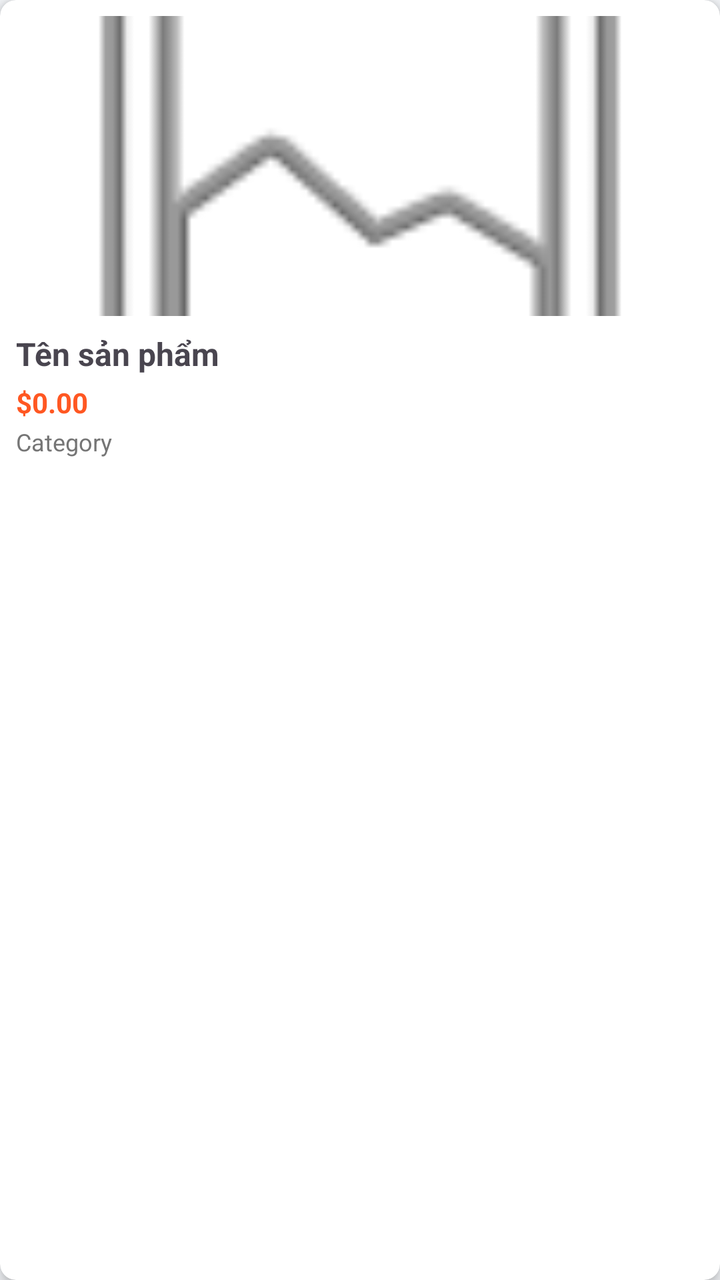
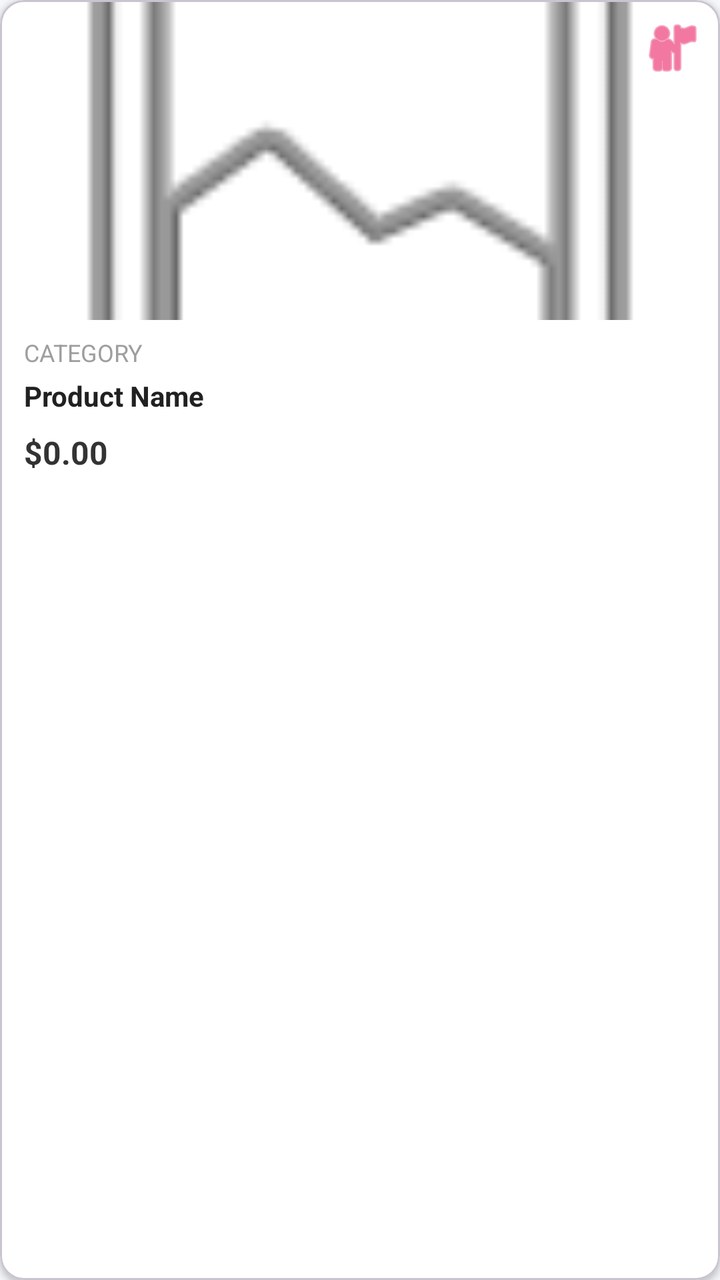

Screens rendered from an Android XML layout before and after an edit, with the pre-edit source and the edit as a unified diff.
<!-- AndroidManifest.xml: application theme Theme.TirTirMCommerce -->
<!-- res/layout/item_product.xml -->
<?xml version="1.0" encoding="utf-8"?>
<androidx.cardview.widget.CardView xmlns:android="http://schemas.android.com/apk/res/android"
    xmlns:app="http://schemas.android.com/apk/res-auto"
    android:layout_width="match_parent"
    android:layout_height="wrap_content"
    android:layout_margin="8dp"
    app:cardCornerRadius="8dp"
    app:cardElevation="4dp">

    <LinearLayout
        android:layout_width="match_parent"
        android:layout_height="wrap_content"
        android:orientation="vertical"
        android:padding="8dp">

        <ImageView
            android:id="@+id/imgProduct"
            android:layout_width="match_parent"
            android:layout_height="150dp"
            android:scaleType="centerCrop"
            android:src="@android:drawable/ic_menu_gallery" />

        <TextView
            android:id="@+id/tvProductName"
            android:layout_width="match_parent"
            android:layout_height="wrap_content"
            android:layout_marginTop="8dp"
            android:ellipsize="end"
            android:maxLines="2"
            android:text="Tên sản phẩm"
            android:textSize="16sp"
            android:textStyle="bold" />

        <TextView
            android:id="@+id/tvProductPrice"
            android:layout_width="match_parent"
            android:layout_height="wrap_content"
            android:layout_marginTop="4dp"
            android:text="$0.00"
            android:textColor="#FF5722"
            android:textSize="14sp"
            android:textStyle="bold" />

        <TextView
            android:id="@+id/tvProductCategory"
            android:layout_width="match_parent"
            android:layout_height="wrap_content"
            android:layout_marginTop="2dp"
            android:text="Category"
            android:textColor="#757575"
            android:textSize="12sp" />

    </LinearLayout>
</androidx.cardview.widget.CardView>
<!-- resources referenced by this layout -->
<resources>
  <style name="Theme.TirTirMCommerce" parent="Base.Theme.TirTirMCommerce" />
  <style name="Base.Theme.TirTirMCommerce" parent="Theme.Material3.DayNight.NoActionBar">
          <item name="colorPrimary">@color/tirtir_red_primary</item>
          <item name="colorPrimaryDark">@color/tirtir_red_dark</item>
          <item name="colorAccent">@color/tirtir_red_primary</item>
          <item name="colorOnPrimary">@color/tirtir_milk_white</item>
          <item name="android:windowBackground">@color/tirtir_bg_gray</item>
      </style>
  <color name="tirtir_red_primary">#D32027</color>
  <color name="tirtir_red_dark">#A8181E</color>
  <color name="tirtir_milk_white">#FFFFFF</color>
  <color name="tirtir_bg_gray">#F5F7FA</color>
</resources>

<!-- the commit's change to res/layout/item_product.xml (unified diff, before → after) -->
@@ -1,54 +1,82 @@
 <?xml version="1.0" encoding="utf-8"?>
-<androidx.cardview.widget.CardView xmlns:android="http://schemas.android.com/apk/res/android"
+<com.google.android.material.card.MaterialCardView xmlns:android="http://schemas.android.com/apk/res/android"
     xmlns:app="http://schemas.android.com/apk/res-auto"
     android:layout_width="match_parent"
     android:layout_height="wrap_content"
     android:layout_margin="8dp"
-    app:cardCornerRadius="8dp"
-    app:cardElevation="4dp">
+    app:cardCornerRadius="12dp"
+    app:cardElevation="2dp"
+    app:cardBackgroundColor="@android:color/white">
 
-    <LinearLayout
+    <androidx.constraintlayout.widget.ConstraintLayout
         android:layout_width="match_parent"
         android:layout_height="wrap_content"
-        android:orientation="vertical"
-        android:padding="8dp">
+        android:paddingBottom="12dp">
 
         <ImageView
-            android:id="@+id/imgProduct"
-            android:layout_width="match_parent"
-            android:layout_height="150dp"
+            android:id="@+id/ivProductImage"
+            android:layout_width="0dp"
+            android:layout_height="160dp"
             android:scaleType="centerCrop"
-            android:src="@android:drawable/ic_menu_gallery" />
+            android:src="@android:drawable/ic_menu_gallery"
+            app:layout_constraintTop_toTopOf="parent"
+            app:layout_constraintStart_toStartOf="parent"
+            app:layout_constraintEnd_toEndOf="parent" />
+
+        <ImageButton
+            android:id="@+id/btnWishlistSmall"
+            android:layout_width="32dp"
+            android:layout_height="32dp"
+            android:layout_marginTop="8dp"
+            android:layout_marginEnd="8dp"
+            android:background="?attr/selectableItemBackgroundBorderless"
+            android:src="@android:drawable/ic_menu_myplaces"
+            app:tint="#E91E63"
+            app:layout_constraintTop_toTopOf="parent"
+            app:layout_constraintEnd_toEndOf="parent" />
+
+        <TextView
+            android:id="@+id/tvProductCategory"
+            android:layout_width="wrap_content"
+            android:layout_height="wrap_content"
+            android:layout_marginStart="12dp"
+            android:layout_marginTop="8dp"
+            android:text="Category"
+            android:textColor="#9E9E9E"
+            android:textSize="12sp"
+            android:textAllCaps="true"
+            app:layout_constraintTop_toBottomOf="@id/ivProductImage"
+            app:layout_constraintStart_toStartOf="parent" />
 
         <TextView
             android:id="@+id/tvProductName"
-            android:layout_width="match_parent"
+            android:layout_width="0dp"
             android:layout_height="wrap_content"
-            android:layout_marginTop="8dp"
+            android:layout_marginStart="12dp"
+            android:layout_marginEnd="12dp"
+            android:layout_marginTop="4dp"
             android:ellipsize="end"
             android:maxLines="2"
-            android:text="Tên sản phẩm"
-            android:textSize="16sp"
-            android:textStyle="bold" />
+            android:text="Product Name"
+            android:textColor="#212121"
+            android:textSize="14sp"
+            android:textStyle="bold"
+            app:layout_constraintTop_toBottomOf="@id/tvProductCategory"
+            app:layout_constraintStart_toStartOf="parent"
+            app:layout_constraintEnd_toEndOf="parent" />
 
         <TextView
             android:id="@+id/tvProductPrice"
-            android:layout_width="match_parent"
+            android:layout_width="wrap_content"
             android:layout_height="wrap_content"
-            android:layout_marginTop="4dp"
+            android:layout_marginStart="12dp"
+            android:layout_marginTop="8dp"
             android:text="$0.00"
-            android:textColor="#FF5722"
-            android:textSize="14sp"
-            android:textStyle="bold" />
+            android:textColor="#333333"
+            android:textSize="16sp"
+            android:textStyle="bold"
+            app:layout_constraintTop_toBottomOf="@id/tvProductName"
+            app:layout_constraintStart_toStartOf="parent" />
 
-        <TextView
-            android:id="@+id/tvProductCategory"
-            android:layout_width="match_parent"
-            android:layout_height="wrap_content"
-            android:layout_marginTop="2dp"
-            android:text="Category"
-            android:textColor="#757575"
-            android:textSize="12sp" />
-
-    </LinearLayout>
-</androidx.cardview.widget.CardView>
+    </androidx.constraintlayout.widget.ConstraintLayout>
+</com.google.android.material.card.MaterialCardView>
<!-- resource entries referenced after the edit -->
@@ -2,15 +2,17 @@
 <resources>
   <style name="Theme.TirTirMCommerce" parent="Base.Theme.TirTirMCommerce" />
   <style name="Base.Theme.TirTirMCommerce" parent="Theme.Material3.DayNight.NoActionBar">
-          <item name="colorPrimary">@color/tirtir_red_primary</item>
-          <item name="colorPrimaryDark">@color/tirtir_red_dark</item>
-          <item name="colorAccent">@color/tirtir_red_primary</item>
-          <item name="colorOnPrimary">@color/tirtir_milk_white</item>
+          <item name="colorPrimary">@color/tirtir_aura_pink</item>
+          <item name="colorPrimaryDark">@color/tirtir_milk_white</item>
+          <item name="colorAccent">@color/tirtir_aura_pink</item>
+          <item name="colorOnPrimary">@color/tirtir_text_primary</item>
           <item name="android:windowBackground">@color/tirtir_bg_gray</item>
+          <item name="android:statusBarColor">@color/tirtir_milk_white</item>
+          <item name="android:windowLightStatusBar">true</item>
       </style>
-  <color name="tirtir_red_primary">#D32027</color>
-  <color name="tirtir_red_dark">#A8181E</color>
+  <color name="tirtir_aura_pink">#F7C8D4</color>
   <color name="tirtir_milk_white">#FFFFFF</color>
+  <color name="tirtir_text_primary">#0D0D0D</color>
   <color name="tirtir_bg_gray">#F5F7FA</color>
 </resources>
 
